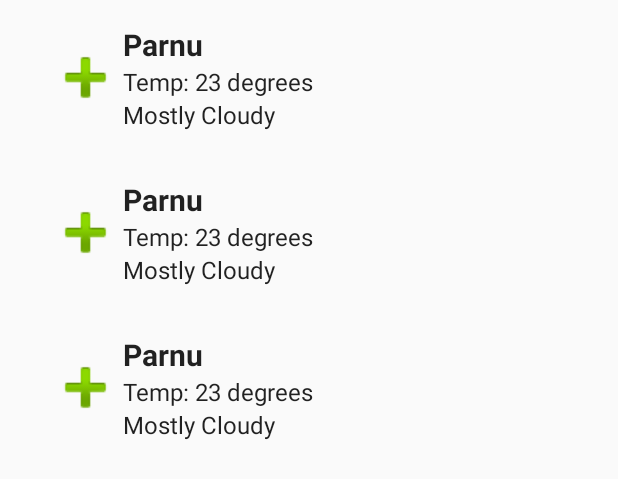
After one commit to talha89/WeatherTestApp, an Android app: the layout fragment_main.xml on its own in the app's theme, with its tools: preview values and no code run, on a phone screen of 412 x 824 dp. The commit adds this screen. Shown: the top 479 px of the screen. Run offline under Robolectric (Android 15) with nearby library versions, the phone set to English and light mode, and no system bars.

Commit message:
getting weather data for various estonian cities now and displaying them in listview.

```diff
--- a/app/build.gradle
+++ b/app/build.gradle
@@ -37,4 +37,6 @@ dependencies {
     compile 'com.squareup:otto:1.3.8'
     compile 'com.squareup.okhttp3:logging-interceptor:3.4.0'
     compile 'com.squareup.picasso:picasso:2.5.2'
+    compile 'com.android.support:support-v4:26.0.0-alpha1'
+    compile 'com.android.support:recyclerview-v7:26.0.0-alpha1'
 }
--- /dev/null
+++ b/app/src/main/res/layout/fragment_main.xml
@@ -0,0 +1,13 @@
+<?xml version="1.0" encoding="utf-8"?>
+<android.support.v7.widget.RecyclerView xmlns:android="http://schemas.android.com/apk/res/android"
+    xmlns:app="http://schemas.android.com/apk/res-auto"
+    xmlns:tools="http://schemas.android.com/tools"
+    android:id="@+id/list"
+    android:name="com.mooncascade.weathertestapp.fragments.MainFragment"
+    android:layout_width="match_parent"
+    android:layout_height="match_parent"
+    android:layout_marginLeft="16dp"
+    android:layout_marginRight="16dp"
+    app:layoutManager="LinearLayoutManager"
+    tools:context="com.mooncascade.weathertestapp.fragments.MainFragment"
+    tools:listitem="@layout/main_list_item" />
--- /dev/null
+++ b/app/src/main/res/layout/main_list_item.xml
@@ -0,0 +1,47 @@
+<?xml version="1.0" encoding="utf-8"?>
+<RelativeLayout xmlns:android="http://schemas.android.com/apk/res/android"
+    android:layout_width="match_parent"
+    android:layout_height="wrap_content"
+    android:layout_margin="@dimen/text_margin">
+
+
+    <ImageView
+        android:id="@+id/cityWeatherIv"
+        android:layout_width="@dimen/list_item_image_size"
+        android:layout_height="@dimen/list_item_image_size"
+        android:layout_alignParentLeft="true"
+        android:layout_centerVertical="true"
+        android:src="@android:drawable/ic_input_add" />
+
+    <LinearLayout
+        android:layout_width="wrap_content"
+        android:layout_height="wrap_content"
+        android:layout_toRightOf="@+id/cityWeatherIv"
+        android:orientation="vertical">
+
+    <TextView
+        android:id="@+id/cityTitleTv"
+        android:layout_width="wrap_content"
+        android:layout_height="wrap_content"
+        android:text="Parnu"
+        android:textSize="@dimen/list_item_title_size"
+        android:textStyle="bold"
+        android:textAppearance="?attr/textAppearanceListItem" />
+
+    <TextView
+        android:id="@+id/cityTempTv"
+        android:layout_width="wrap_content"
+        android:layout_height="wrap_content"
+        android:text="Temp: 23 degrees"
+        android:textAppearance="?attr/textAppearanceListItem" />
+
+    <TextView
+        android:id="@+id/cityWeatherTv"
+        android:layout_width="wrap_content"
+        android:layout_height="wrap_content"
+        android:text="Mostly Cloudy"
+        android:textAppearance="?attr/textAppearanceListItem" />
+
+    </LinearLayout>
+
+</RelativeLayout>
--- a/app/src/main/res/values/dimens.xml
+++ b/app/src/main/res/values/dimens.xml
@@ -2,4 +2,11 @@
     <!-- Default screen margins, per the Android Design guidelines. -->
     <dimen name="activity_horizontal_margin">16dp</dimen>
     <dimen name="activity_vertical_margin">16dp</dimen>
+    <dimen name="text_margin">16dp</dimen>
+
+
+    <dimen name="list_item_title_size">20sp</dimen>
+    <dimen name="list_item_image_size">50dp</dimen>
+
+
 </resources>
--- a/app/src/main/res/values/strings.xml
+++ b/app/src/main/res/values/strings.xml
@@ -1,3 +1,6 @@
 <resources>
     <string name="app_name">WeatherTestApp</string>
+
+    <string name="weather_icon_url">http://openweathermap.org/img/w/%s</string>
+
 </resources>
```
Also changed, not shown: app/src/main/java/com/mooncascade/weathertestapp/activities/MainActivity.java (+17 -4 lines), app/src/main/java/com/mooncascade/weathertestapp/adapters/CitiesWeatherRecyclerViewAdapter.java (added, +97 -0 lines), app/src/main/java/com/mooncascade/weathertestapp/data/model/BaseModel.java (+7 -7 lines), app/src/main/java/com/mooncascade/weathertestapp/data/model/CityTempBaseModel.java (+54 -3 lines), app/src/main/java/com/mooncascade/weathertestapp/data/model/CoordinatesModel.java (+15 -0 lines), app/src/main/java/com/mooncascade/weathertestapp/data/model/TemperatureModel.java (+44 -5 lines), app/src/main/java/com/mooncascade/weathertestapp/data/model/WeatherModel.java (+31 -0 lines), app/src/main/java/com/mooncascade/weathertestapp/data/model/WindModel.java (+15 -0 lines), app/src/main/java/com/mooncascade/weathertestapp/fragments/MainFragment.java (added, +86 -0 lines), app/src/main/java/com/mooncascade/weathertestapp/rest/RestClient.java (+4 -12 lines), app/src/main/res/layout/activity_main.xml (+4 -13 lines).
